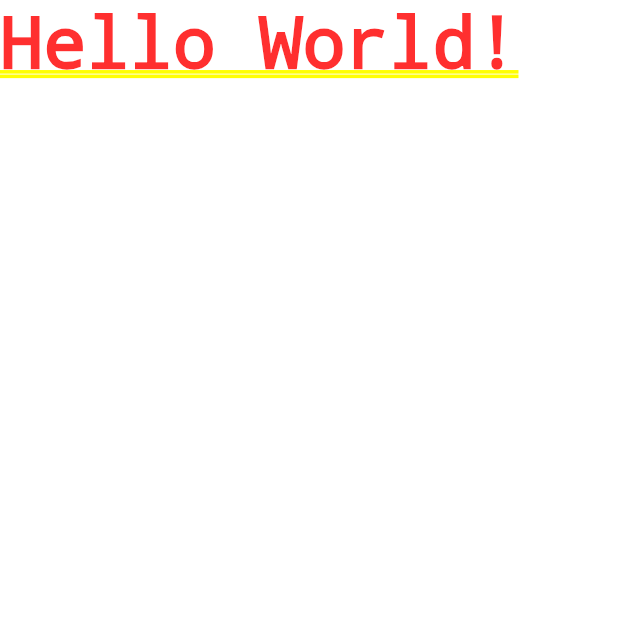
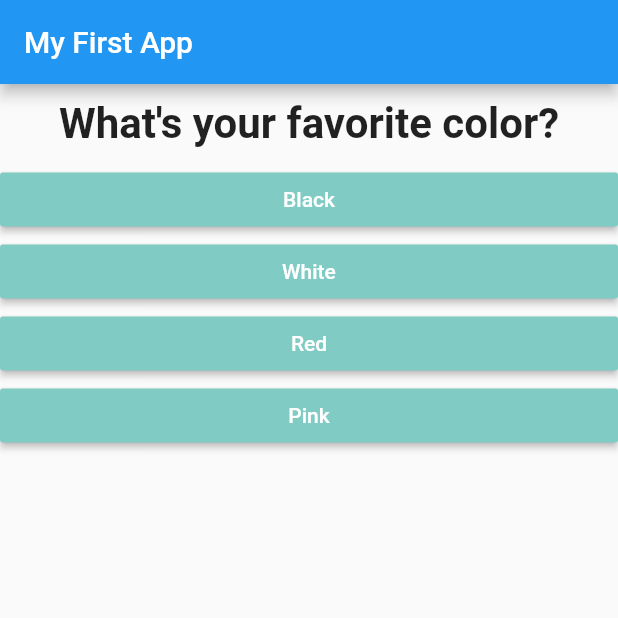
Before and after one commit to EricOgata/first_flutter_app, a Flutter app: the screen it shows after launch, on a phone screen of 412 x 824 dp, the top half of it. Run offline on Flutter 3.47's test engine with Material 2 defaults, Android fonts, the phone set to English and light mode, and no system bars.

Commit message:
[ FEATURE ] getters & componentization

```diff
--- /dev/null
+++ b/lib/answer.dart
@@ -0,0 +1,26 @@
+import 'package:flutter/material.dart';
+
+class AnswerButton extends StatelessWidget {
+
+  final String _buttonText;
+  // final Function _buttonAction;
+  final VoidCallback _buttonAction;
+
+  AnswerButton(
+    this._buttonText,
+    this._buttonAction,
+  );
+
+  @override
+  Widget build(BuildContext context) {
+    return Container(
+      width: double.infinity,
+      child: RaisedButton(
+        color: Colors.teal[200],
+        textColor: Colors.white,
+        child: Text(_buttonText),
+        onPressed: _buttonAction,
+      ),
+    );
+  }
+}
--- a/lib/main.dart
+++ b/lib/main.dart
@@ -1,13 +1,111 @@
 import 'package:flutter/material.dart';
 
-void main() {
-	runApp(MyApp());
+import './quiz.dart';
+import './result.dart';
+
+// void main() {
+// 	runApp(MyApp());
+// }
+
+void main() => runApp(MyApp());
+
+class MyApp extends StatefulWidget {
+  @override
+  State<StatefulWidget> createState() {
+    return _MyAppState();
+  }
 }
 
-class MyApp extends StatelessWidget {
-	Widget build(BuildContext context) {
-		return MaterialApp(
-			home: Text('Hello World!'),
-		);
-	}
+class _MyAppState extends State<MyApp> {
+  var _questionIndex = 0;
+  var _totalScore = 0;
+
+  final _questions = const <Map<String, Object>>[
+    {
+      'questionText': 'What\'s your favorite color?',
+      'answers': [
+        {
+          'text': 'Black',
+          'score': 15,
+        },
+        {
+          'text': 'White',
+          'score': 10,
+        },
+        {
+          'text': 'Red',
+          'score': 20,
+        },
+        {
+          'text': 'Pink',
+          'score': 25,
+        },
+      ],
+    },
+    {
+      'questionText': 'What\'s your favorite animal?',
+      'answers': [
+        {
+          'text': 'Dog',
+          'score': 10,
+        },
+        {
+          'text': 'Cat',
+          'score': 15,
+        },
+        {
+          'text': 'Pig',
+          'score': 20,
+        },
+      ],
+    },
+    {
+      'questionText': 'What\'s your favorite food?',
+      'answers': [
+        {
+          'text': 'Pizza',
+          'score': 15,
+        },
+        {
+          'text': 'Cake',
+          'score': 20,
+        },
+      ],
+    },
+  ];
+
+  void _answerQuestion(score) {
+    setState(() {
+      _questionIndex = _questionIndex + 1;
+      _totalScore += score;
+    });
+  }
+
+  void _restartTest() {
+    setState(() {
+      _questionIndex = 0;
+      _totalScore = 0;
+    });
+  }
+
+  @override
+  Widget build(BuildContext context) {
+    return MaterialApp(
+      home: Scaffold(
+        appBar: AppBar(
+          title: Text('My First App'),
+        ),
+        body: _questionIndex < _questions.length
+            ? Quiz(
+                questionText: _questions[_questionIndex]['questionText'],
+                answers: _questions[_questionIndex]['answers'],
+                answerFunction: _answerQuestion,
+              )
+            : Result(
+                restartFunction: _restartTest,
+                finalScore: _totalScore,
+              ),
+      ),
+    );
+  }
 }
--- /dev/null
+++ b/lib/question.dart
@@ -0,0 +1,24 @@
+import 'package:flutter/material.dart';
+
+class Question extends StatelessWidget {
+  final String _questionText;
+
+  // Constructor
+  Question(this._questionText);
+
+  @override
+  Widget build(BuildContext context) {
+    return Container(
+      width: double.infinity,
+      margin: EdgeInsets.all(10),
+      child: Text(
+        _questionText,
+        style: TextStyle(
+          fontSize: 28,
+          fontWeight: FontWeight.bold,
+        ),
+        textAlign: TextAlign.center,
+      ),
+    );
+  }
+}
--- /dev/null
+++ b/lib/quiz.dart
@@ -0,0 +1,31 @@
+import 'package:flutter/material.dart';
+
+import './question.dart';
+import './answer.dart';
+
+class Quiz extends StatelessWidget {
+  final String questionText;
+  final List<Map<String, Object>> answers;
+  final Function answerFunction;
+
+  Quiz({
+    @required this.questionText,
+    @required this.answers,
+    @required this.answerFunction,
+  });
+
+  @override
+  Widget build(BuildContext context) {
+    return Column(
+      children: [
+        Question(
+          questionText,
+        ),
+        ...(answers as List<Map<String, Object>>).map((answer) {
+          print(answer);
+          return AnswerButton(answer['text'], () => answerFunction(answer['score']));
+        }).toList(),
+      ],
+    );
+  }
+}
--- a/pubspec.yaml
+++ b/pubspec.yaml
@@ -18,7 +18,7 @@ publish_to: 'none' # Remove this line if you wish to publish to pub.dev
 version: 1.0.0+1
 
 environment:
-  sdk: ">=2.12.0 <3.0.0"
+  sdk: ">=2.11.0 <3.0.0"
 
 dependencies:
   flutter:
```
Also changed, not shown: lib/result.dart (added, +48 -0 lines).
